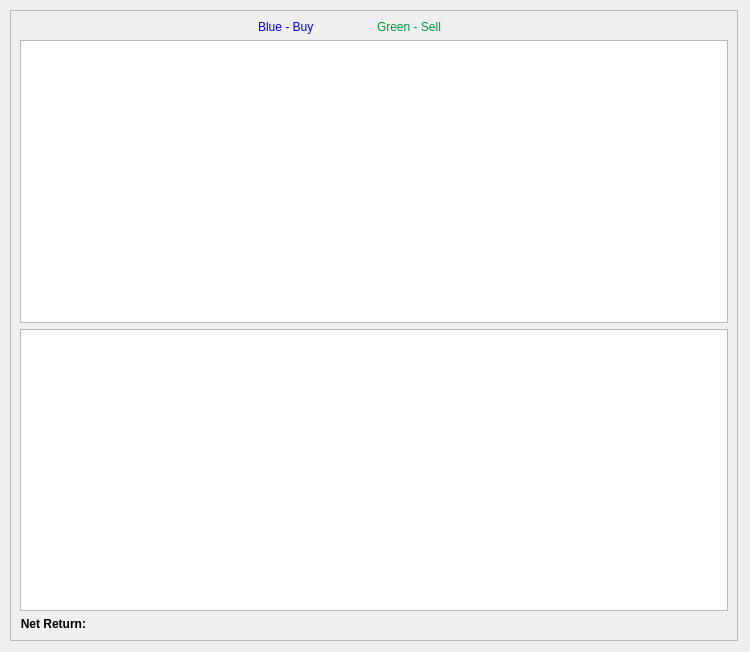
First picture: the form in Trading_Platform_GUI_src/DisplayAnalysis.ui, repository mobeigi/Algorithmic-Trading, before the edit.
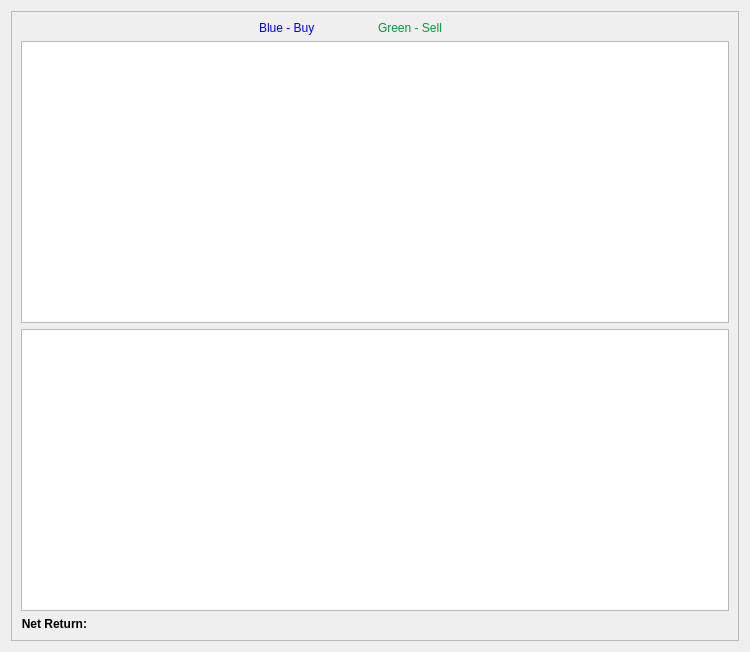
Second picture: the form after the edit.

Commit message:
Add resizing to display analysis
Also fix bug with not clearing CSV list

Diff of the .ui file:
```diff
--- a/Trading_Platform_GUI_src/DisplayAnalysis.ui
+++ b/Trading_Platform_GUI_src/DisplayAnalysis.ui
@@ -10,17 +10,23 @@
     <height>652</height>
    </rect>
   </property>
+  <property name="sizePolicy">
+   <sizepolicy hsizetype="Expanding" vsizetype="Expanding">
+    <horstretch>0</horstretch>
+    <verstretch>0</verstretch>
+   </sizepolicy>
+  </property>
   <property name="windowTitle">
    <string>Form</string>
   </property>
+  <layout class="QVBoxLayout" name="verticalLayout_2">
+   <item>
   <widget class="QScrollArea" name="scrollArea">
-   <property name="geometry">
-    <rect>
-     <x>10</x>
-     <y>10</y>
-     <width>728</width>
-     <height>631</height>
-    </rect>
+     <property name="sizePolicy">
+      <sizepolicy hsizetype="Expanding" vsizetype="Expanding">
+       <horstretch>0</horstretch>
+       <verstretch>0</verstretch>
+      </sizepolicy>
    </property>
    <property name="widgetResizable">
     <bool>true</bool>
@@ -31,7 +37,7 @@
       <x>0</x>
       <y>0</y>
       <width>726</width>
-      <height>629</height>
+        <height>628</height>
      </rect>
     </property>
     <layout class="QGridLayout" name="gridLayout_2">
@@ -121,6 +127,8 @@
     </layout>
    </widget>
   </widget>
+   </item>
+  </layout>
  </widget>
  <resources/>
  <connections/>
```
Lines whose indentation alone changed are shown as unchanged. The commit also changes 8 other files.
